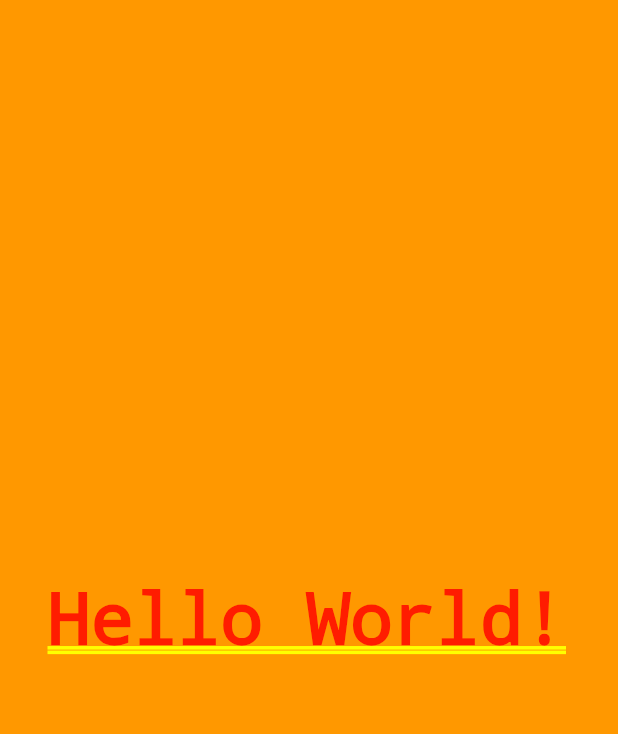
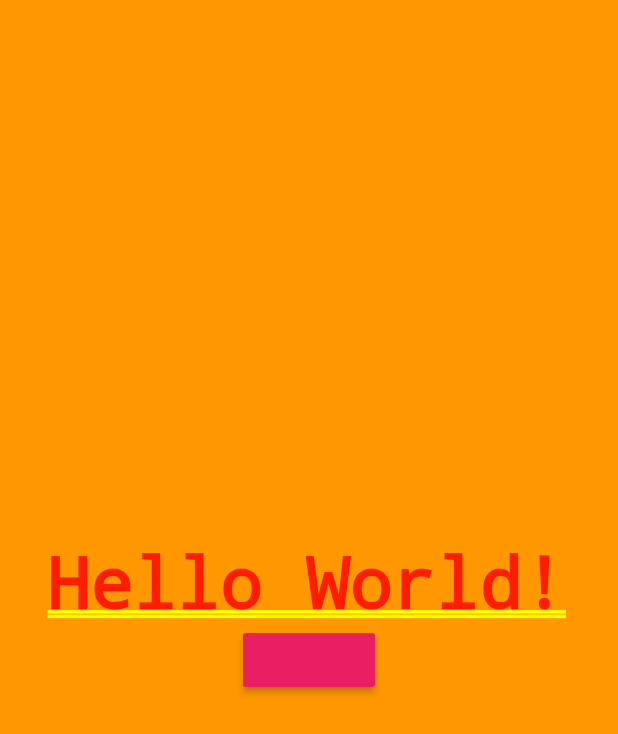
Before and after one commit to Hallis1221/Modlar, a Flutter app: the screen it shows after launch, on a phone screen of 412 x 824 dp. Shown: the top 734 px of the screen. Run offline on Flutter 3.47's test engine with Material 2 defaults, Android fonts, the phone set to English and light mode, and no system bars; our stand-ins replace get_it, logger, rxdart.

Commit message:
:100: Implement a button to change the locale, using the streambuilder from last commit

```diff
--- a/ukeplanr_template/lib/components/testing/placeholder/placeHolder.dart
+++ b/ukeplanr_template/lib/components/testing/placeholder/placeHolder.dart
@@ -1,5 +1,9 @@
 import 'package:flutter/material.dart';
+import 'package:get_it/get_it.dart';
+import 'package:logger/logger.dart';
 import 'package:ukeplanr_template/logic/Localization/app_localizations.dart';
+import 'package:ukeplanr_template/logic/localization/state/locale.dart';
+import 'package:ukeplanr_template/logic/logs/printer/logService.dart';
 
 class PlaceholderWidget extends StatelessWidget {
   const PlaceholderWidget({
@@ -10,10 +14,29 @@ class PlaceholderWidget extends StatelessWidget {
   Widget build(BuildContext context) {
     return Container(
       color: Theme.of(context).backgroundColor,
-      child: Center(
-        child: SelectableText(
-          AppLocalizations.of(context)!.helloWorld,
-        ),
+      child: Column(
+        mainAxisAlignment: MainAxisAlignment.center,
+        children: [
+          SelectableText(
+            AppLocalizations.of(context)!.helloWorld,
+          ),
+          MaterialButton(
+            color: Colors.pink,
+            onPressed: () {
+              try {
+                GetIt.instance.get<LocaleName>().changeLocale(
+                      Locale('no', 'nb'),
+                    );
+              } catch (error) {
+                final Function? log =
+                    GetIt.instance.get<LogsService>().logger!.log;
+                log!(Level.error, """
+                    Tried to change the locale but the following error was encountered: $error
+                    """);
+              }
+            },
+          ),
+        ],
       ),
     );
   }
```
